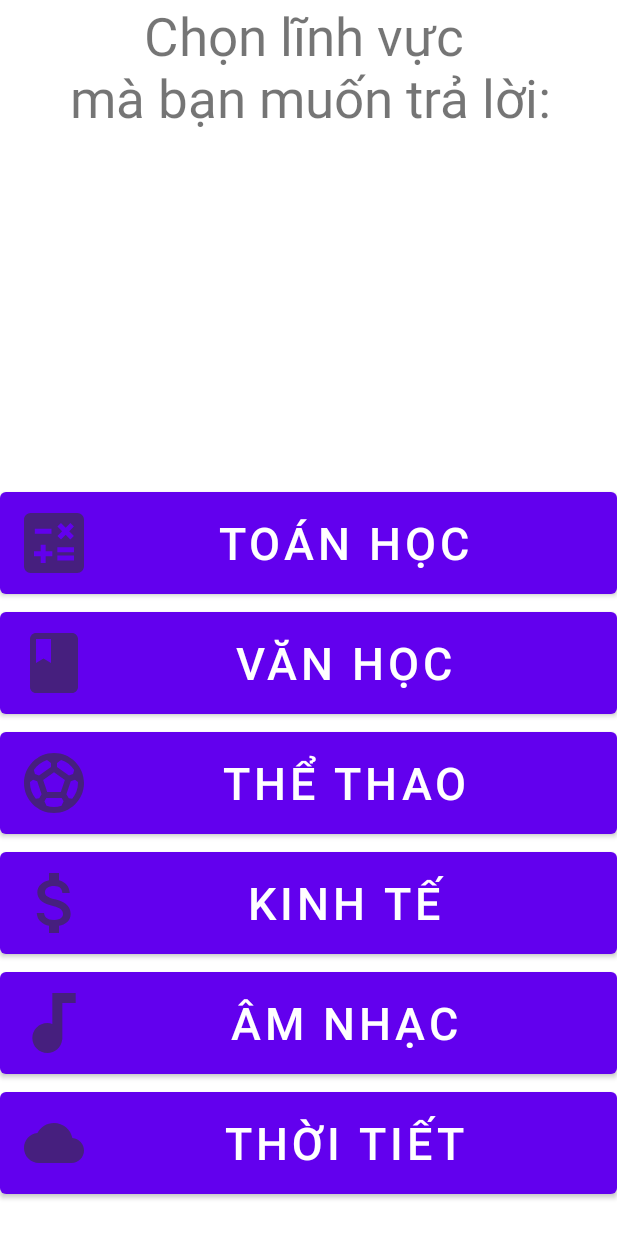
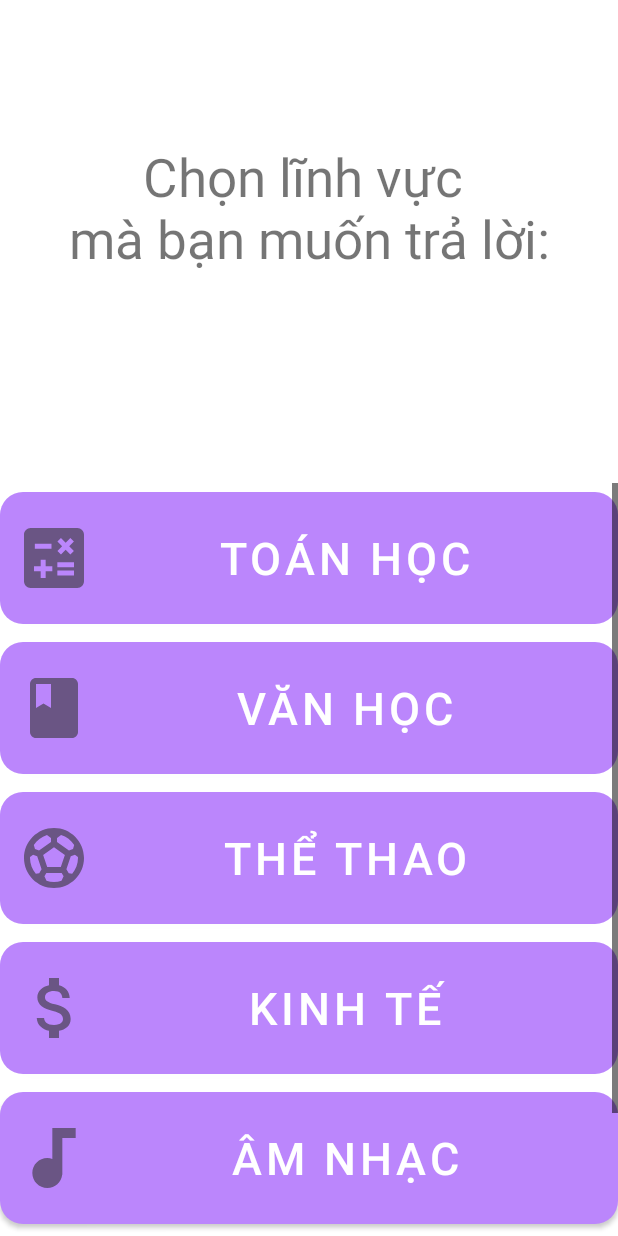
Before and after one commit to MingDeCalax/Project_LTTBDD_CuoiKi, an Android app: the fragment TopicsFragment shown on its own in the app's theme, on a phone screen of 412 x 824 dp. Run offline under Robolectric (Android 15) with nearby library versions, the phone set to English and light mode, and no system bars.

```diff
--- a/app/src/main/res/layout/topics_frag.xml
+++ b/app/src/main/res/layout/topics_frag.xml
@@ -9,19 +9,21 @@
 
     <TextView
         android:id="@+id/topics_title"
-        android:layout_width="413dp"
+        android:layout_width="match_parent"
         android:layout_height="134dp"
         android:text="Chọn lĩnh vực \n mà bạn muốn trả lời: "
         android:textAlignment="center"
         android:textSize="35dp"
+        app:layout_constraintBottom_toTopOf="@+id/scrollView2"
         app:layout_constraintLeft_toLeftOf="parent"
         app:layout_constraintRight_toRightOf="parent"
-        tools:layout_editor_absoluteY="60dp" />
+        app:layout_constraintTop_toTopOf="parent" />
 
     <ScrollView
-        android:layout_width="411dp"
+        android:id="@+id/scrollView2"
+        android:layout_width="match_parent"
+
         android:layout_height="502dp"
-
         app:layout_constraintBottom_toBottomOf="parent"
         tools:layout_editor_absoluteX="0dp">
 
@@ -33,60 +35,68 @@
             <Button
                 android:id="@+id/math_button"
                 android:layout_width="match_parent"
-                android:layout_height="80dp"
+                android:layout_height="100dp"
+                android:drawableLeft="@drawable/math_icon"
                 android:text="Toán học"
                 android:textAlignment="center"
                 android:textSize="30dp"
-                android:drawableLeft="@drawable/math_icon"
-                />
+                app:cornerRadius="15dp" />
+
             <Button
                 android:id="@+id/literature_button"
                 android:layout_width="match_parent"
-                android:layout_height="80dp"
+                android:layout_height="100dp"
+                android:layout_margin="0dp"
+                android:drawableLeft="@drawable/literature_icon"
                 android:text="Văn học"
                 android:textAlignment="center"
                 android:textSize="30dp"
-                android:drawableLeft="@drawable/literature_icon"
+                app:cornerRadius="15dp"
+
                 />
+
             <Button
                 android:id="@+id/sports_button"
                 android:layout_width="match_parent"
-                android:layout_height="80dp"
+                android:layout_height="100dp"
+                android:drawableLeft="@drawable/sports_icon"
                 android:text="Thể thao"
                 android:textAlignment="center"
                 android:textSize="30dp"
-                android:drawableLeft="@drawable/sports_icon"
-                />
+                app:cornerRadius="15dp" />
+
             <Button
                 android:id="@+id/economics_button"
                 android:layout_width="match_parent"
-                android:layout_height="80dp"
+                android:layout_height="100dp"
+                android:drawableLeft="@drawable/economics_icon"
                 android:text="Kinh tế"
                 android:textAlignment="center"
                 android:textSize="30dp"
-                android:drawableLeft="@drawable/economics_icon"
+                app:cornerRadius="15dp"
 
                 />
+
             <Button
                 android:id="@+id/music_button"
                 android:layout_width="match_parent"
-                android:layout_height="80dp"
+                android:layout_height="100dp"
+                android:drawableLeft="@drawable/music_icon"
                 android:text="Âm nhạc"
                 android:textAlignment="center"
                 android:textSize="30dp"
-                android:drawableLeft="@drawable/music_icon"
-                />
+                app:cornerRadius="15dp" />
+
             <Button
                 android:id="@+id/weather_button"
                 android:layout_width="match_parent"
-                android:layout_height="80dp"
+                android:layout_height="100dp"
+                android:drawableLeft="@drawable/weather_icon"
                 android:text="Thời tiết"
                 android:textAlignment="center"
                 android:textSize="30dp"
-                android:drawableLeft="@drawable/weather_icon"
-                />
+                app:cornerRadius="15dp" />
         </LinearLayout>
-
 
 
     </ScrollView>
--- a/app/src/main/res/menu/bottom_nav_menu.xml
+++ b/app/src/main/res/menu/bottom_nav_menu.xml
@@ -1,4 +1,5 @@
 <?xml version="1.0" encoding="utf-8"?>
+
 <menu xmlns:android="http://schemas.android.com/apk/res/android"
     >
     <item
--- a/app/src/main/res/values/themes.xml
+++ b/app/src/main/res/values/themes.xml
@@ -2,11 +2,12 @@
     <!-- Base application theme. -->
     <style name="Theme.Quizzie_Final" parent="Theme.MaterialComponents.Light.NoActionBar">
         <!-- Primary brand color. -->
-        <item name="colorPrimary">@color/purple_500</item>
+        <item name="colorPrimary">@color/purple_200</item>
         <item name="colorPrimaryVariant">@color/black</item>
         <item name="colorOnPrimary">@color/white</item>
         <!-- Secondary brand color. -->
-        <item name="colorSecondary">@color/teal_200</item>
+        <item name="colorSecondary">@color/teal_200 </item>
+        <item name="android:textColorSecondary">@color/black</item>
         <item name="colorSecondaryVariant">@color/teal_700</item>
         <item name="colorOnSecondary">@color/black</item>
         <!-- Status bar color. -->
```
Also changed, not shown: app/src/main/java/com/example/quizzie_final/HistoryFragment.java (added, +61 -0 lines), app/src/main/java/com/example/quizzie_final/MainActivity.java (+5 -2 lines), app/src/main/res/drawable-anydpi/check_icon.xml (added, +16 -0 lines), app/src/main/res/layout/activity_main.xml (+9 -9 lines), app/src/main/res/layout/fragment_info.xml (+6 -17 lines), app/src/main/res/layout/history_fragment.xml (added, +28 -0 lines), app/src/main/res/layout/history_view.xml (added, +25 -0 lines), app/src/main/res/layout/toolbar.xml (+7 -4 lines), app/src/main/res/drawable-hdpi/check_icon.png (added), app/src/main/res/drawable-mdpi/check_icon.png (added), app/src/main/res/drawable-xhdpi/check_icon.png (added), app/src/main/res/drawable-xxhdpi/check_icon.png (added), 1 other file.
